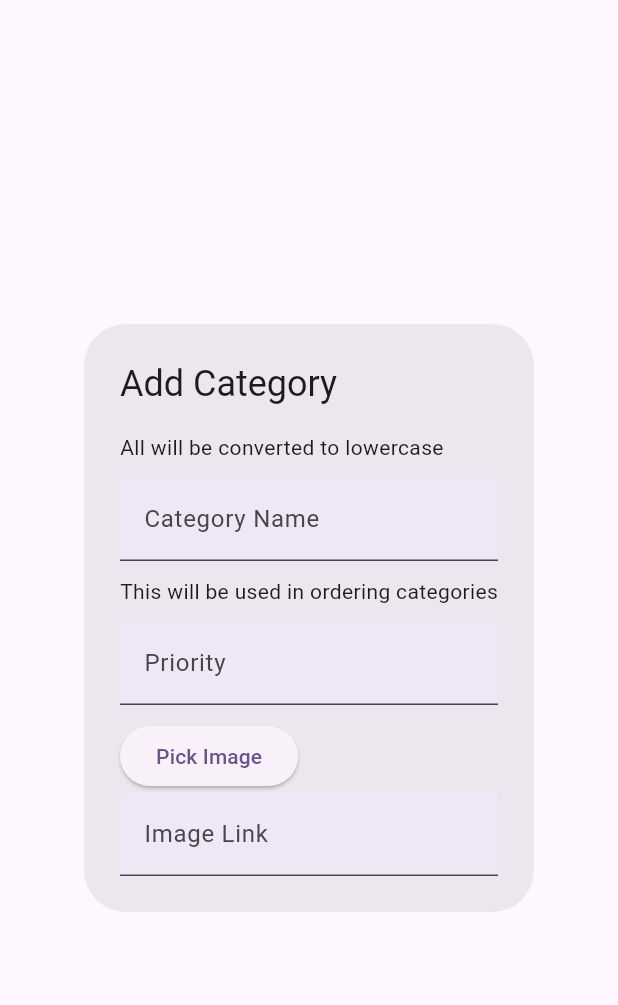
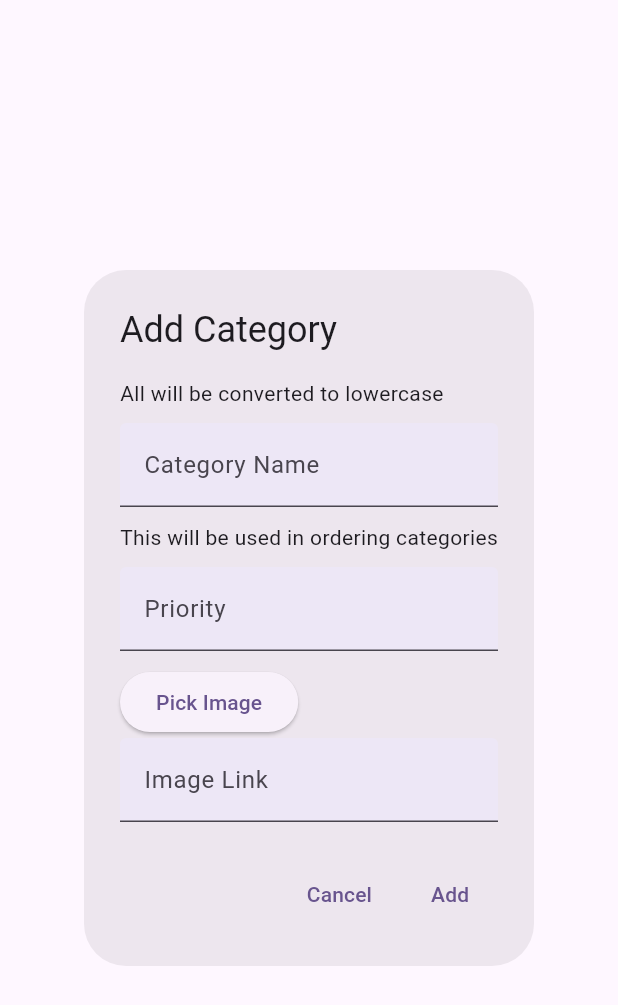
Before and after one commit to Rashadul-hub/firebase_ecommerce_app, a Flutter app: the ModifyCategory widget shown alone on an empty page, opened directly, after a tap on "Pick Image", on a phone screen of 412 x 824 dp. Shown: the top 1005 px of the screen. Run offline on Flutter 3.47's test engine with Material 3 defaults, Android fonts, the phone set to English and light mode, and no system bars; our stand-ins replace cloud_firestore, firebase_auth, firebase_core, firebase_storage, image_picker; accounts and stored records are empty.

Commit message:
CURD operation Update and Add Category

```diff
--- a/lib/views/cateories_page.dart
+++ b/lib/views/cateories_page.dart
@@ -1,3 +1,7 @@
+import 'dart:io';
+
+import 'package:firebase_ecommerce_flutter/controllers/db_service.dart';
+import 'package:firebase_ecommerce_flutter/controllers/storage_service.dart';
 import 'package:firebase_ecommerce_flutter/models/categories_model.dart';
 import 'package:firebase_ecommerce_flutter/provider/admin_provider.dart';
 import 'package:flutter/material.dart';
@@ -84,6 +88,24 @@ class _ModifyCategoryState extends State<ModifyCategory> {
     super.initState();
   }
 
+  ///Function to Pick image using image picker
+  Future<void> pickImage() async{
+       image = await picker.pickImage(source: ImageSource.gallery);
+       if(image != null){
+         String? res = await StorageService().uploadImage(image!.path, context);
+         setState(() {
+           if(res != null){
+             imageController.text = res;
+             print("Set image url ${res} : ${imageController.text}");
+             ScaffoldMessenger.of(context).showSnackBar(
+               const SnackBar(content: Text('Image Uploaded Successfully'))
+             );
+           }
+         });
+       }
+  }
+
+
   @override
   Widget build(BuildContext context) {
     return AlertDialog(
@@ -120,7 +142,25 @@ class _ModifyCategoryState extends State<ModifyCategory> {
                 ),
               ),
               SizedBox(height: 10),
-              ElevatedButton(onPressed: (){}, child: Text("Pick Image")),
+
+              image == null
+                  ? imageController.text.isNotEmpty
+                  ? Container(
+                margin: EdgeInsets.all(20),
+                height: 100,
+                color: Colors.deepPurple.shade50,
+                child: Image.network(imageController.text,fit: BoxFit.contain),
+              ) : SizedBox()
+              : Container(
+                margin: EdgeInsets.all(20),
+                height: 300,
+                color: Colors.deepPurple.shade50,
+                child: Image.file(File(image!.path),  fit: BoxFit.contain),
+              ),
+
+              ElevatedButton(onPressed: (){
+                pickImage();
+              }, child: Text("Pick Image")),
 
               TextFormField(
                 controller: imageController,
@@ -137,6 +177,39 @@ class _ModifyCategoryState extends State<ModifyCategory> {
           ),
         ),
       ),
+
+      actions: [
+        TextButton(onPressed: (){Navigator.pop(context);}, child: Text("Cancel")),
+        TextButton(onPressed: () async {
+          if(formKey.currentState!.validate()){
+              if(widget.isUpdating){
+               await DbService().updateCategories(
+                    docId: widget.categoryId,
+                    data: {
+                      "name": categoryController.text.toLowerCase(),
+                      "image": imageController.text,
+                      "priority": int.parse(priorityController.text)
+                });
+                ScaffoldMessenger.of(context).showSnackBar(
+                    const SnackBar(content: Text('Category Updated'))
+                );
+              }else{
+               await DbService().createCategories(
+                    data: {
+                      "name": categoryController.text.toLowerCase(),
+                      "image": imageController.text,
+                      "priority": int.parse(priorityController.text)
+                });
+                ScaffoldMessenger.of(context).showSnackBar(
+                    const SnackBar(content: Text('Category Added'))
+                );
+              }
+            }
+          Navigator.pop(context);
+          }, child: Text(widget.isUpdating ? "Update" : "Add"),
+        ),
+      ],
+
     );
   }
 }
```
